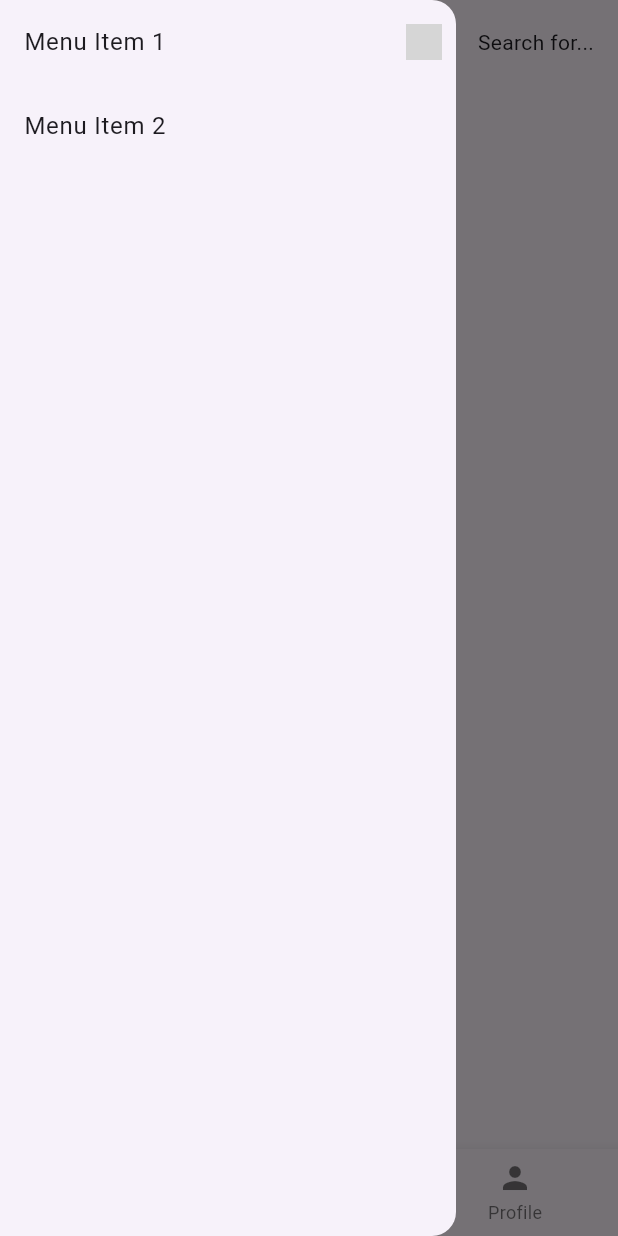
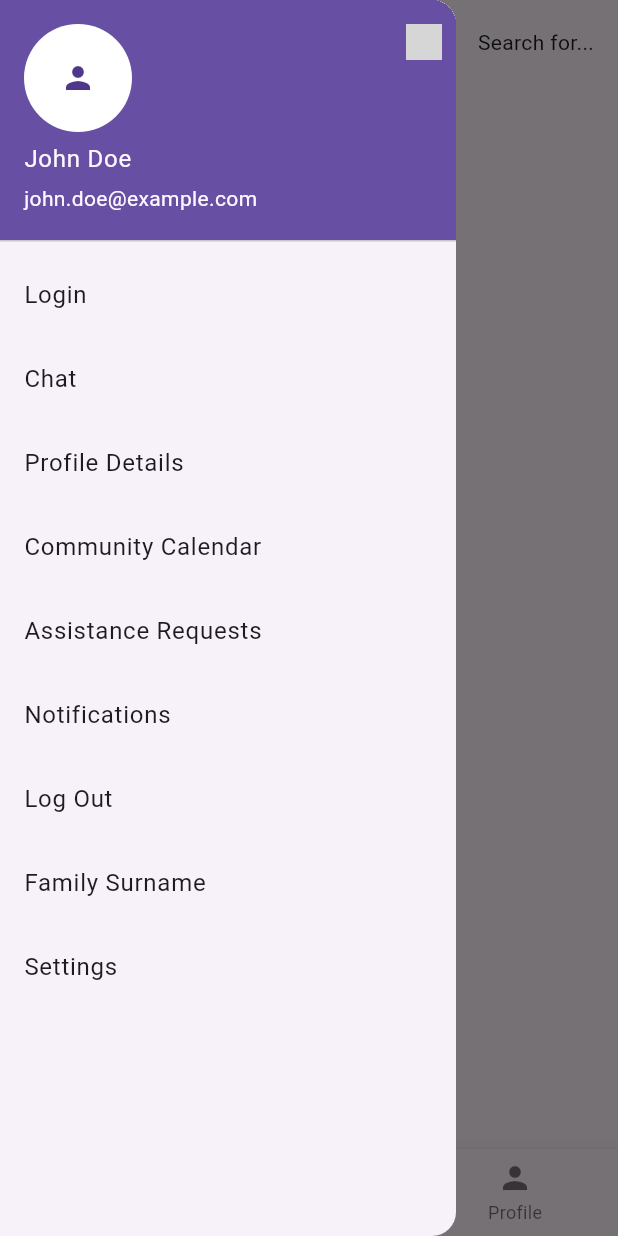
Before and after one commit to dilruk25/community-care, a Flutter app: the screen it shows after launch, with the side drawer open, on a phone screen of 412 x 824 dp. Run offline on Flutter 3.47's test engine with Material 3 defaults, Android fonts, the light colour scheme and no system bars; grey boxes are pictures that could not be loaded.

Commit message:
Changes made in widget_test.dart, pubspec.yaml

```diff
--- a/lib/main.dart
+++ b/lib/main.dart
@@ -1,7 +1,7 @@
 import 'package:flutter/material.dart';
 
 void main() {
-  runApp(MyApp());
+  runApp(CommunityCareApp());
 }
 
 class Task {
@@ -30,75 +30,36 @@ class TaskList extends StatelessWidget {
   }
 }
 
-class MyApp extends StatelessWidget {
+class CommunityCareApp extends StatelessWidget {
   @override
   Widget build(BuildContext context) {
     return MaterialApp(
-      title: 'Neighborly Assistance Hub',
+      title: 'CommunityCare',
       theme: ThemeData(
         primarySwatch: Colors.blue,
       ),
-      home: MyHomePage(),
+      home: CommunityCareHomePage(),
     );
   }
 }
 
-class MyHomePage extends StatefulWidget {
+class CommunityCareHomePage extends StatefulWidget {
   @override
-  _MyHomePageState createState() => _MyHomePageState();
+  _CommunityCareHomePageState createState() => _CommunityCareHomePageState();
 }
 
-class _MyHomePageState extends State<MyHomePage> {
+class _CommunityCareHomePageState extends State<CommunityCareHomePage> {
   List<Task> tasks = [
     Task(title: 'Grocery Shopping', description: 'Help with grocery shopping'),
     Task(title: 'Yard Work', description: 'Assistance with yard maintenance'),
   ];
 
-  // Global key to access the scaffold state
-  final GlobalKey<ScaffoldState> _scaffoldKey = GlobalKey<ScaffoldState>();
-
-  // Placeholder content for the main screen
-  Widget _buildMainContent() {
-    return TaskList(tasks: tasks);
-  }
-
-  // Function to handle opening the side navigation bar
-  void _openDrawer() {
-    _scaffoldKey.currentState?.openDrawer();
-  }
-
-  // Function to handle search box tap
-  void _openSearchDialog() {
-    showDialog(
-      context: context,
-      builder: (BuildContext context) {
-        return AlertDialog(
-          title: Text('Search Box Tapped!'),
-          actions: [
-            TextButton(
-              onPressed: () {
-                Navigator.of(context).pop();
-              },
-              child: Text('OK'),
-            ),
-          ],
-        );
-      },
-    );
-  }
-
   @override
   Widget build(BuildContext context) {
     return Scaffold(
-      key: _scaffoldKey, // Assign the scaffold key
       appBar: AppBar(
-        title: Text('Neighborly Assistance Hub'),
-        leading: IconButton(
-          icon: Icon(Icons.menu),
-          onPressed: _openDrawer, // Open side navigation bar
-        ),
+        title: Text('CommunityCare'),
         actions: [
-          // Logo Space
           Container(
             padding: EdgeInsets.all(8.0),
             child: Image.asset(
@@ -107,40 +68,102 @@ class _MyHomePageState extends State<MyHomePage> {
               width: 24.0,
             ),
           ),
-          // Search Bar
           Container(
             padding: EdgeInsets.symmetric(horizontal: 16.0),
             child: InkWell(
-              onTap: _openSearchDialog, // Open search dialog
+              onTap: () {
+                showDialog(
+                  context: context,
+                  builder: (BuildContext context) {
+                    return AlertDialog(
+                      title: Text('Search Box Tapped!'),
+                      actions: [
+                        TextButton(
+                          onPressed: () {
+                            Navigator.of(context).pop();
+                          },
+                          child: Text('OK'),
+                        ),
+                      ],
+                    );
+                  },
+                );
+              },
               child: Text('Search for...'),
             ),
           ),
         ],
       ),
-      body: _buildMainContent(),
+      body: TaskList(tasks: tasks),
       drawer: Drawer(
-        // Side Navigation Bar
         child: ListView(
           children: [
+            UserAccountsDrawerHeader(
+              accountName: Text('John Doe'),
+              accountEmail: Text('john.doe@example.com'),
+              currentAccountPicture: CircleAvatar(
+                backgroundColor: Colors.white,
+                child: Icon(Icons.person),
+              ),
+            ),
             ListTile(
-              title: Text('Menu Item 1'),
+              title: Text('Login'),
               onTap: () {
-                // Add code to handle side navigation item tap.
-                Navigator.of(context).pop(); // Close the drawer
+                // Handle login tap.
               },
             ),
             ListTile(
-              title: Text('Menu Item 2'),
+              title: Text('Chat'),
               onTap: () {
-                // Add code to handle side navigation item tap.
-                Navigator.of(context).pop(); // Close the drawer
+                // Handle chat tap.
+              },
+            ),
+            ListTile(
+              title: Text('Profile Details'),
+              onTap: () {
+                // Handle profile details tap.
+              },
+            ),
+            ListTile(
+              title: Text('Community Calendar'),
+              onTap: () {
+                // Handle community calendar tap.
+              },
+            ),
+            ListTile(
+              title: Text('Assistance Requests'),
+              onTap: () {
+                // Handle assistance requests tap.
+              },
+            ),
+            ListTile(
+              title: Text('Notifications'),
+              onTap: () {
+                // Handle notifications tap.
+              },
+            ),
+            ListTile(
+              title: Text('Log Out'),
+              onTap: () {
+                // Handle log out tap.
+              },
+            ),
+            ListTile(
+              title: Text('Family Surname'),
+              onTap: () {
+                // Handle family surname tap.
+              },
+            ),
+            ListTile(
+              title: Text('Settings'),
+              onTap: () {
+                // Handle settings tap.
               },
             ),
           ],
         ),
       ),
       bottomNavigationBar: BottomNavigationBar(
-        // Bottom Navigation Bar
         items: [
           BottomNavigationBarItem(
             icon: Icon(Icons.home),
@@ -156,9 +179,16 @@ class _MyHomePageState extends State<MyHomePage> {
           ),
         ],
         selectedItemColor: Colors.blue,
-        currentIndex: 0, // Change this to highlight the selected item
+        currentIndex: 0,
         onTap: (index) {
-          // Add code to handle bottom navigation item tap.
+          // Handle bottom navigation item tap.
+          if (index == 1) {
+            // Navigate to Chat section
+            // Implement your logic here
+          } else if (index == 2) {
+            // Navigate to Profile section
+            // Implement your logic here
+          }
         },
       ),
     );
```
Also changed, not shown: pubspec.yaml (+9 -73 lines), pubspec.lock, 18 other files.
